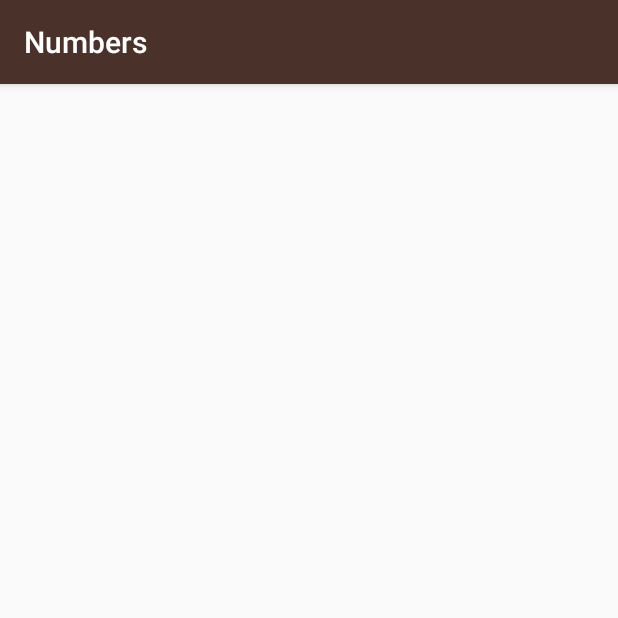
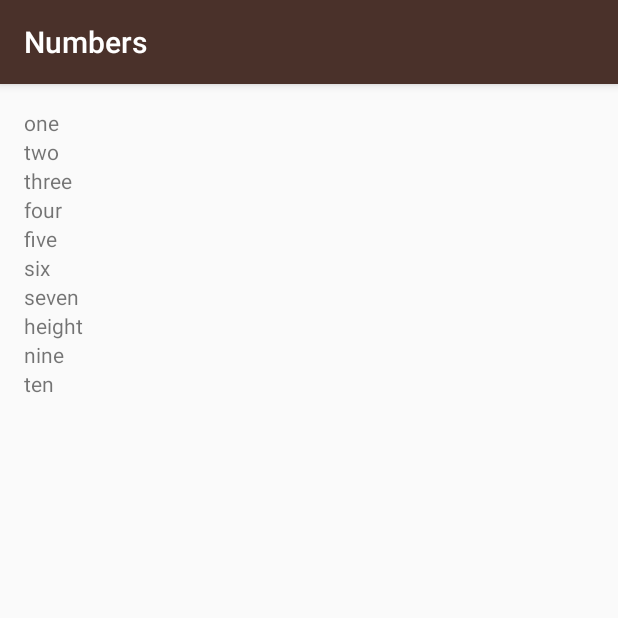
Before and after one commit to kboul/MiwokApp, an Android app: the NumbersActivity screen opened directly, with no data from a screen before it, on a phone screen of 412 x 824 dp, the top half of it. Run offline under Robolectric (Android 15) with nearby library versions, the light colour scheme and no system bars.

Commit message:
Add textView to numbers activity dynamically using ArrayList and while loop

```diff
--- a/app/src/main/java/com/example/android/miwok/MainActivity.java
+++ b/app/src/main/java/com/example/android/miwok/MainActivity.java
@@ -21,7 +21,6 @@ import android.os.Bundle;
 import android.support.v7.app.AppCompatActivity;
 import android.view.View;
 import android.widget.TextView;
-import android.widget.Toast;
 
 public class MainActivity extends AppCompatActivity {
 
--- a/app/src/main/java/com/example/android/miwok/NumbersActivity.java
+++ b/app/src/main/java/com/example/android/miwok/NumbersActivity.java
@@ -3,7 +3,14 @@ package com.example.android.miwok;
 import android.content.Intent;
 import android.support.v7.app.AppCompatActivity;
 import android.os.Bundle;
+import android.util.Log;
 import android.view.View;
+import android.widget.LinearLayout;
+import android.widget.TextView;
+
+import java.util.ArrayList;
+
+import static com.example.android.miwok.R.id.rootView;
 
 public class NumbersActivity extends AppCompatActivity {
 
@@ -11,5 +18,34 @@ public class NumbersActivity extends AppCompatActivity {
     protected void onCreate(Bundle savedInstanceState) {
         super.onCreate(savedInstanceState);
         setContentView(R.layout.activity_numbers);
+
+        ArrayList<String> words = new ArrayList<String>();
+        words.add("one");
+        words.add("two");
+        words.add("three");
+        words.add("four");
+        words.add("five");
+        words.add("six");
+        words.add("seven");
+        words.add("height");
+        words.add("nine");
+        words.add("ten");
+
+        //Find the LinearLayout rootView and store it in a variable
+        LinearLayout rootView = (LinearLayout)findViewById(R.id.rootView);
+
+        /**
+        *  Create dynamically a TextView in Java code
+        **/
+        int index = 0;
+        while(index < words.size()) {
+
+            TextView wordView = new TextView(this); //this refers to the NumberActivity class
+            wordView.setText(words.get(index));
+            rootView.addView(wordView);
+
+            //Update counter variable
+            index++;
+        }
     }
 }
--- a/app/src/main/res/layout/activity_numbers.xml
+++ b/app/src/main/res/layout/activity_numbers.xml
@@ -1,9 +1,13 @@
 <?xml version="1.0" encoding="utf-8"?>
-<android.support.constraint.ConstraintLayout xmlns:android="http://schemas.android.com/apk/res/android"
+<LinearLayout
+    xmlns:android="http://schemas.android.com/apk/res/android"
     xmlns:app="http://schemas.android.com/apk/res-auto"
     xmlns:tools="http://schemas.android.com/tools"
     android:layout_width="match_parent"
     android:layout_height="match_parent"
+    android:padding="16dp"
+    android:orientation="vertical"
+    android:id="@+id/rootView"
     tools:context="com.example.android.miwok.NumbersActivity">
 
-</android.support.constraint.ConstraintLayout>
+</LinearLayout>
```
